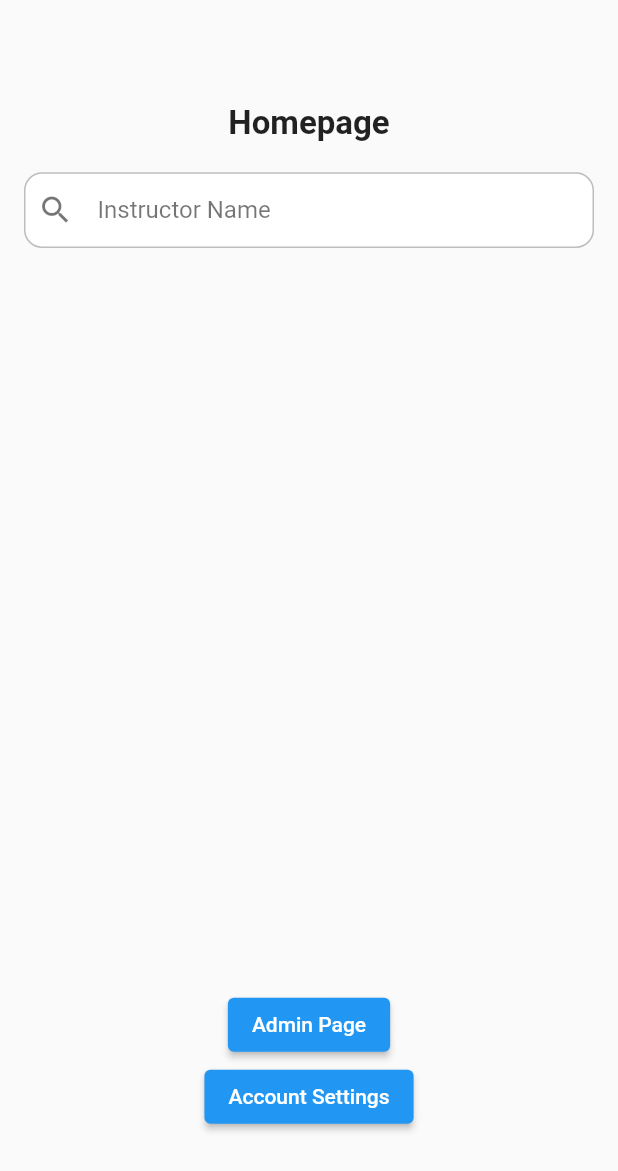
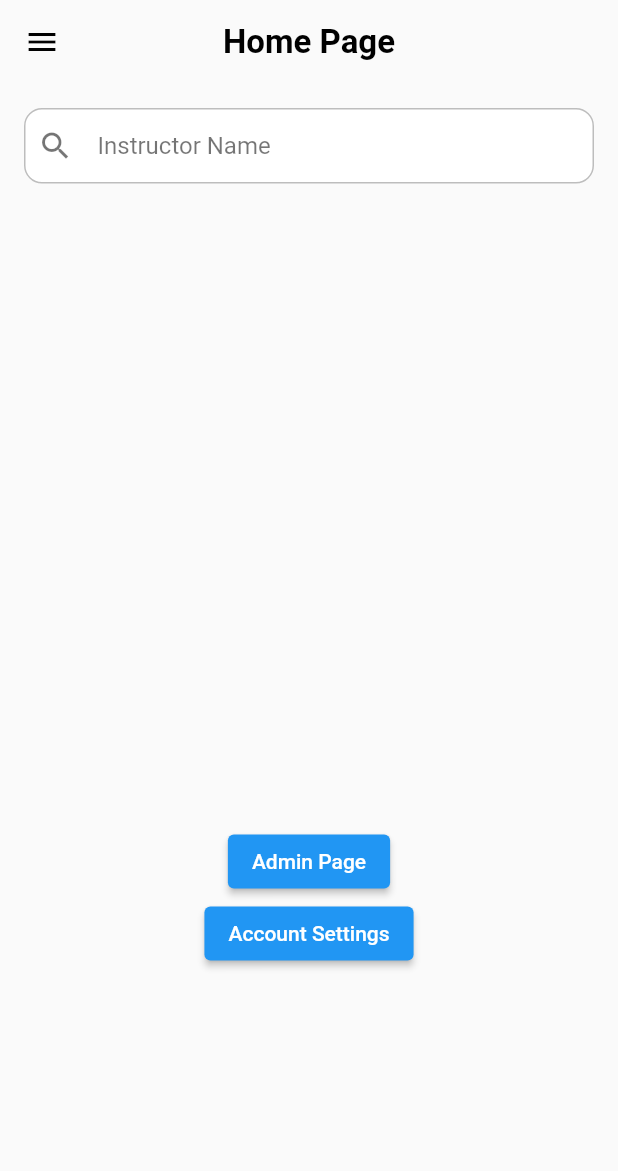
Before and after one commit to dmlpYunus/E-Date, a Flutter app: the HomePage screen opened directly, on a phone screen of 412 x 824 dp. Shown: the top 1171 px of the screen. Run offline on Flutter 3.47's test engine with Material 2 defaults, Android fonts, the phone set to English and light mode, and no system bars; our stand-ins replace cloud_firestore, email_validator, firebase_auth, firebase_core, firebase_messaging, flutter_local_notifications and 1 more; missing offline and left inert: mailer; accounts and stored records are empty.

Commit message:
student_home_page.dart Drawer Added fixes & improvements

```diff
--- a/lib/main.dart
+++ b/lib/main.dart
@@ -64,7 +64,6 @@ Future<void> main() async {
 
 class MyApp extends StatefulWidget {
   const MyApp({Key? key}) : super(key: key);
-
   @override
   State<MyApp> createState() => _MyAppState();
 }
--- a/lib/reservation_screen.dart
+++ b/lib/reservation_screen.dart
@@ -531,7 +531,7 @@ class _ReservationPageState extends State<ReservationPage> {
     appointment['appointmentRegisterTime'] = DateTime.now();
     appointment['dateTimeDay'] = selectedDay;
     appointment['instructorName'] = instructor.name.trim();
-    appointment['instructorSurname'] = instructor.name.trim();
+    appointment['instructorSurname'] = instructor.surname.trim();
     appointment['instructorId'] = instructor.id.trim();
     appointment['studentId'] = studentId.trim();
     appointment['studentName'] = studentName.trim();
--- a/lib/student_home_page.dart
+++ b/lib/student_home_page.dart
@@ -5,11 +5,12 @@ import 'package:flutter/rendering.dart';
 import 'package:flutterfirebasedeneme/admin_screen.dart';
 import 'package:flutterfirebasedeneme/search_widget.dart';
 import 'package:flutterfirebasedeneme/student_account_settings.dart';
+import 'package:flutterfirebasedeneme/student_upcoming_appointments_screen.dart';
 import 'Model/instructor.dart';
 import 'package:flutterfirebasedeneme/auth_service.dart';
-import 'package:flutterfirebasedeneme/login_screen.dart';
 import 'package:flutterfirebasedeneme/reservation_screen.dart';
-import 'package:flutterfirebasedeneme/signup_screen.dart';
+
+import 'instructor_upcoming_appointments_screen.dart';
 
 
 class HomePage extends StatefulWidget {
@@ -19,29 +20,184 @@ class HomePage extends StatefulWidget {
   State<HomePage> createState() => _HomePageState();
 }
 
-class _HomePageState extends State<HomePage>{
+class _HomePageState extends State<HomePage> {
   final textController = TextEditingController();
   AuthService _authService = AuthService();
+  final FirebaseAuth _firebaseAuth = FirebaseAuth.instance;
   CollectionReference instructorsdb =
-  FirebaseFirestore.instance.collection("instructors");
+  FirebaseFirestore.instance.collection("users");
   String selectedInst = "1234";
   Instructor selected = Instructor();
   late Stream<QuerySnapshot<Object?>> instructorsStream;
   double width = 0;
-  double height =0;
+  double height = 0;
   late bool isAdmin;
   String query = '';
 
   @override
   void initState() {
-    instructorsStream = instructorsdb.orderBy("name").snapshots();
+    super.initState();
+    instructorsStream = instructorsdb.where('role', isEqualTo: 'instructor')
+        .orderBy("name")
+        .snapshots();
   }
 
-  buildSearchBar(){
+  @override
+  Widget build(BuildContext context) {
+    height = MediaQuery
+        .of(context)
+        .size
+        .height;
+    width = MediaQuery
+        .of(context)
+        .size
+        .width;
+    return Scaffold(
+      extendBody: true,
+      appBar: AppBar(
+        backgroundColor: Colors.transparent,
+        shadowColor: Colors.transparent,
+        foregroundColor: Colors.black,
+        title: const Text('Home Page',style: TextStyle(
+          fontSize: 22,
+          fontWeight: FontWeight.bold,
+        )),
+        centerTitle: true,
+      ),
+      drawer: buildDrawer(),
+      body: Stack(
+        children: [
+          //buildHomepageTopView(),
+          buildSearchBar(),
+          buildInstructorsList(),
+          buildAdminPageButton(),
+        ],
+      ),
+    );
+  }
+
+  buildHomepageTopView() {
+    return Container(
+      width: width,
+      height: height * 0.2,
+      child: Row(
+        mainAxisAlignment: MainAxisAlignment.center,
+        children:  [
+          IconButton(
+              icon: const Icon(Icons.person),
+            onPressed: (){
+                setState(() {
+                  buildDrawer();
+                  showDialog(context: context, builder: (context) {
+                    return Dialog(
+                      child: Text('clicked'),
+                    );
+                  },);
+                });
+          },
+          ),
+          const Text('Homepage',
+              textAlign: TextAlign.center,
+              style: TextStyle(
+                fontSize: 22,
+                fontWeight: FontWeight.bold,
+              )),
+        ],
+      ),
+    );
+  }
+
+  buildDrawer() {
+    return Drawer(
+      width: width * 0.75,
+      child: Column(
+        crossAxisAlignment: CrossAxisAlignment.center,
+        children: [
+          buildUserInfo(),
+          buildDrawerButtons()
+        ],
+      ),
+    );
+  }
+
+  buildDrawerButtons() {
+    return Container(
+      width: width * 0.75,
+      height: height * 0.5,
+      child: Column(
+        mainAxisAlignment: MainAxisAlignment.center,
+        children: [
+          OutlinedButton(
+              style: OutlinedButton.styleFrom(
+                  primary: Colors.black,
+                  shadowColor: Colors.transparent,
+                  fixedSize: Size.fromWidth(width * 0.5),
+                  side: const BorderSide(color: Colors.black,width: 1.2),
+                  shape: const RoundedRectangleBorder(borderRadius: BorderRadius.all(Radius.circular(10)))),
+              onPressed: () {
+                Navigator.push(
+                    context,
+                    MaterialPageRoute(
+                        builder: (context) => const StudentAccountSettings()));
+              },
+              child: const Text('Account Settings',style: TextStyle(fontSize: 15.5))),
+          OutlinedButton(
+              style: OutlinedButton.styleFrom(
+                  primary: Colors.black,
+                  shadowColor: Colors.transparent,
+                  fixedSize: Size.fromWidth(width * 0.5),
+                  side: const BorderSide(color: Colors.black,width: 1),
+                  shape: const RoundedRectangleBorder(borderRadius: BorderRadius.all(Radius.circular(10)))),
+              onPressed: () {
+                Navigator.push(
+                    context,
+                    MaterialPageRoute(
+                        builder: (context) =>
+                        const StudentUpcomingAppointments()));
+              },
+              child: const Text('Upcoming Appointments',style: TextStyle(fontSize: 14.78))),
+        ],
+      ),
+    );
+  }
+
+  buildUserInfo()  {
+    return Container(
+        width: width * 0.75,
+        height: height * 0.3,
+        margin: EdgeInsets.only(top:height *0.15),
+        child: FutureBuilder(
+          future: instructorsdb.doc(_firebaseAuth.currentUser!.uid).get(),
+          builder: (context, AsyncSnapshot<DocumentSnapshot>snapshot) {
+            if(snapshot.hasData){
+              return Column(
+                  mainAxisAlignment: MainAxisAlignment.center,
+                  children:  [
+                    Image.asset('images/student.png',height: height*0.15,width: width*0.7),
+                    Text('${snapshot.data!.get('name')} ${snapshot.data!.get('surname')}'),
+                    Text('${snapshot.data!.get('email')}'),
+                    Text(capitalizeFirstLetter(snapshot.data!.get('role')))]
+              );
+            }else if(snapshot.hasError){
+              return Column(
+                  mainAxisAlignment: MainAxisAlignment.center,
+                  children:  [Text(snapshot.error.toString()),
+                    Text('${snapshot.data!.get('email')}')]);
+            } else{
+              return Column(
+                  mainAxisAlignment: MainAxisAlignment.center,
+                  children:  const [Text('EMPTY')]);
+            }
+          },
+        )
+    );
+  }
+
+  buildSearchBar() {
     return Container(
         width: width,
         height: height * 0.1,
-      margin: EdgeInsets.only(top : height * 0.12),
+        //margin: EdgeInsets.only(top: height * 0.12),
         child: SearchWidget(
           text: query,
           hintText: 'Instructor Name',
@@ -50,23 +206,12 @@ class _HomePageState extends State<HomePage>{
     );
   }
 
-  void searchInstructor(String query) async{
-    setState(()  {
-      if(query == ''){
-        instructorsStream = instructorsdb.orderBy("search").snapshots();
-      }else{
-      //instructorsStream = instructorsdb.orderBy("search").where('search',isGreaterThanOrEqualTo: query/*\uf8ff'*/).snapshots();
-      instructorsStream = instructorsdb.orderBy("search").startAt([query]).endAt(['$query\uf8ff']).snapshots();
-      }
-    });
-  }
-
-  buildInstructorsList(){
+  buildInstructorsList() {
     return Container(
-      height: height*0.5,
-      margin: EdgeInsets.only(top : height*0.2),
+      height: height * 0.5,
+      margin: EdgeInsets.only(top: height * 0.1),
       child: StreamBuilder(
-          stream:instructorsStream, //instructorsdb.orderBy("name").snapshots(),
+          stream: instructorsStream,
           builder: (context, AsyncSnapshot<QuerySnapshot> snapshot) {
             if (!snapshot.hasData) {
               return const Center(
@@ -77,16 +222,21 @@ class _HomePageState extends State<HomePage>{
               children: snapshot.data!.docs.map((instructors) {
                 return Center(
                   child: ListTile(
-                    onTap: (){
+                    onTap: () {
                       selected = buildInstructor(instructors);
-                      Navigator.push(context, MaterialPageRoute(builder: (context)=> ReservationPage(
-                          title: selectedInst,instructor: selected)));
+                      Navigator.push(context, MaterialPageRoute(
+                          builder: (context) =>
+                              ReservationPage(
+                                  title: selectedInst, instructor: selected)));
                     },
                     contentPadding: const EdgeInsets.symmetric(horizontal: 15),
-                    trailing: const Text('Instructor'),//const Icon(Icons.access_alarm_rounded),
-                    leading: Image.asset('images/instructor.png',color: Colors.black,scale: 13),
+                    trailing: const Text('Instructor'),
+                    leading: Image.asset(
+                        'images/instructor.png', color: Colors.black,
+                        scale: 13),
                     subtitle: Text(instructors['email']),
-                    title: Text('${instructors['name']} ${instructors['surname']}',),
+                    title: Text(
+                      '${instructors['name']} ${instructors['surname']}',),
                   ),
                 );
               }).toList(),
@@ -95,23 +245,25 @@ class _HomePageState extends State<HomePage>{
     );
   }
 
-  buildAdminPageButton(){
+  buildAdminPageButton() {
     return Container(
       width: width,
-      height: height*0.15,
-      margin: EdgeInsets.only(top: height * 0.8),
+      height: height * 0.15,
+      margin: EdgeInsets.only(top: height * 0.6),
       child: Column(
         children: [
           ElevatedButton(
-            onPressed: (){
-              Navigator.push(context, MaterialPageRoute(builder: (context) => const adminScreen(),));
+            onPressed: () {
+              Navigator.push(context, MaterialPageRoute(
+                builder: (context) => const adminScreen(),));
             },
             child: const Text('Admin Page'),
 
           ),
           ElevatedButton(
-            onPressed: (){
-              Navigator.push(context, MaterialPageRoute(builder: (context) => const StudentAccountSettings(),));
+            onPressed: () {
+              Navigator.push(context, MaterialPageRoute(
+                builder: (context) => const StudentAccountSettings(),));
             },
             child: const Text('Account Settings'),
 
@@ -121,161 +273,41 @@ class _HomePageState extends State<HomePage>{
     );
   }
 
-  @override
-  Widget build(BuildContext context){
-    height  = MediaQuery.of(context).size.height;
-    width  = MediaQuery.of(context).size.width;
-    return Scaffold(
-      body:Stack(
-        children: [
-          buildHomepageTopView(),
-          buildInstructorsList(),
-          buildSearchBar(),
-          buildAdminPageButton(),
-        ],
-      ) ,
-    );
-    /*return Scaffold(
-      body:Column(
-              children: [
-                Expanded(
-                  child: StreamBuilder(
-                      stream: instructorsdb.orderBy("name").snapshots(),
-                      builder: (context, AsyncSnapshot<QuerySnapshot> snapshot) {
-                        if (!snapshot.hasData) {
-                          return const Center(
-                            child: Text("Loading..."),
-                          );
+  void searchInstructor(String query) async {
+    setState(() {
+      if (query == '') {
+        instructorsStream =
+            instructorsdb.where('role', isEqualTo: 'instructor').orderBy(
+                "search").snapshots();
+      } else {
+        instructorsStream =
+            instructorsdb.where('role', isEqualTo: 'instructor').orderBy(
+                "search").startAt([query]).endAt(['$query\uf8ff']).snapshots();
       }
-                        return ListView(
-                          children: snapshot.data!.docs.map((instructors) {
-                            return Center(
-                              child: ListTile(
-                                onTap: (){
-                                  selected = buildInstructor(instructors);
-                                    Navigator.push(context, MaterialPageRoute(builder: (context)=> ReservationPage(
-                                        title: selectedInst,instructor: selected)));
-                                },
-                                contentPadding: const EdgeInsets.symmetric(horizontal: 15),
-                                trailing: const Icon(Icons.access_alarm_rounded),
-                                leading: const Icon(Icons.insert_invitation_rounded),
-                                subtitle: Text(instructors['email']),
-                                title: Text('${instructors['name']} ${instructors['surname']}'),
-                              ),
-                            );
-                          }).toList(),
-                        );
-                      }),
-                ),
-                ElevatedButton(onPressed: (){
-                  Navigator.push(context, MaterialPageRoute(builder: (context) => const adminScreen()));
-                },
-                    child: const Text("Admin Screen")),
-                Text("Selected instructor : $selectedInst"),
-                Row(
-                  children: [
-                    Flexible(
-                      fit: FlexFit.tight,
-                      flex: 2,
-                      child: ElevatedButton(
-                      style: ButtonStyle(backgroundColor: MaterialStateColor.resolveWith((states) => Colors.blueAccent)),
-                        onPressed: () {
-                          Navigator.push(context,
-                              MaterialPageRoute(builder: (context) => const LoginPage()));
-                        },
-                        child: const Text("Login"),
-                      ),
-                    ),
-                    Flexible(
-                        fit: FlexFit.tight,
-                        flex: 2,
-                        child: RaisedButton(
-                          color: Colors.redAccent,
-                          onPressed: () {
-
-                            Navigator.push(context,
-                                MaterialPageRoute(builder: (context) => const SignupPage()));
-                          },
-                          child: const Text("Sign-Up"),
-                        )),Flexible(
-                        fit: FlexFit.tight,
-                        flex: 4,
-                        child: RaisedButton(
-                          color: Colors.orangeAccent,
-                          onPressed: () {
-                            _authService.logOut();
-                          },
-                          child: const Text("Log-Out"),
-                        ))
-                  ],
-                ),
-              ],
-            )
-    );             */
+    });
   }
 
-  buildHomepageTopView(){
-    return Container(
-      width: width,
-      height: height * 0.2,
-      child: Row(
-        mainAxisAlignment: MainAxisAlignment.center,
-        children: const [
-             Text('Homepage',
-                textAlign: TextAlign.center,
-                style: TextStyle(
-                  fontSize: 22,
-                  fontWeight: FontWeight.bold,
-                )),
-        ],
-      ),
-    );
-  }
-
-  Instructor buildInstructor(QueryDocumentSnapshot inst){
-    //if(inst[''] == null){
-      return Instructor.withValues(inst['id'], inst['name'], inst['email'], inst['surname'], "Computer");
-    /*}else{
-      return Instructor.withFcm(inst['id'],
+  Instructor buildInstructor(QueryDocumentSnapshot inst) {
+    try{
+      return Instructor.withFcm(inst['UID'],
           inst['name'],
           inst['email'],
-          inst['surname'],"Computer",inst['fcmToken']);*/
+          inst['surname'], "Computer", inst['fcmToken']);
+    }
+    on Exception catch (error){
+    return Instructor.withValues(
+    inst['UID'], inst['name'], inst['email'], inst['surname'],
+    "Computer");
+    }
+    if (inst['fcmToken'] == null) {
+
+    } else {
+
     }
   }
 
-  /*class MySearchDelegate extends SearchDelegate{
-    @override
-  List<Widget> buildActions(BuildContext context) {
-    return [
-    IconButton(
-      icon: Icon(Icons.arrow_back_ios_new_outlined),
-      onPressed: (){
-        close(context, null);
-      },
-    )
-    ];
+  String capitalizeFirstLetter(String s){
+    String capitalizedString = s.characters.first.toUpperCase()+ s.substring(1)  ;
+    return capitalizedString;
   }
-  @override
-  Widget buildLeading(BuildContext context) {
-    return IconButton(
-      icon: Icon(Icons.arrow_back_ios_new_outlined),
-      onPressed: (){
-        if(query.isEmpty){
-          close(context, null);
 }
-        else{
-          query = '';
-        }
-      },
-    );
-  }
-  @override
-  Widget buildResults(BuildContext context) {
-
-  }
-
-    @override
-  Widget buildSuggestions(BuildContext context) {
-
-  }
-}*/
```
Also changed, not shown: lib/student_upcoming_appointments_screen.dart (added, +112 -0 lines). Lines whose indentation alone changed are shown as unchanged.
